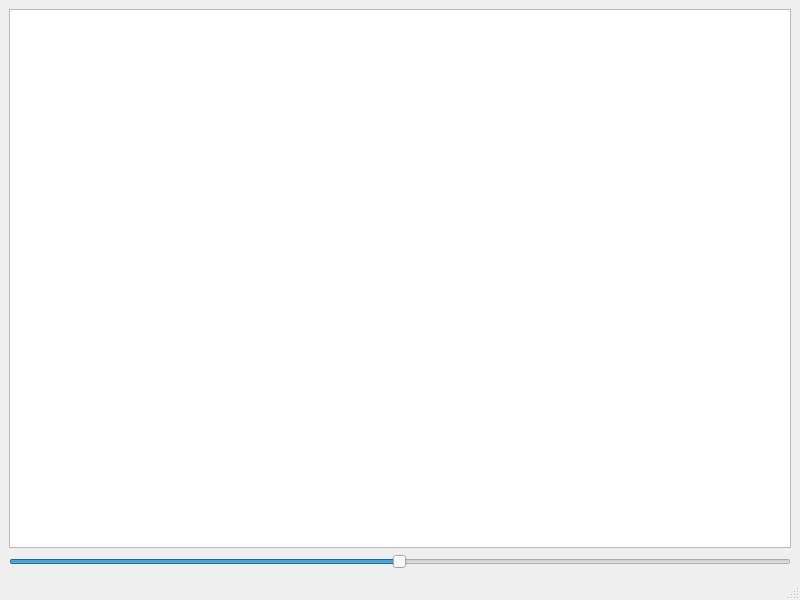
Before: the Qt Designer form MainWindow.ui in arom0808/illustrator-for-graphs, drawn with Qt 5.
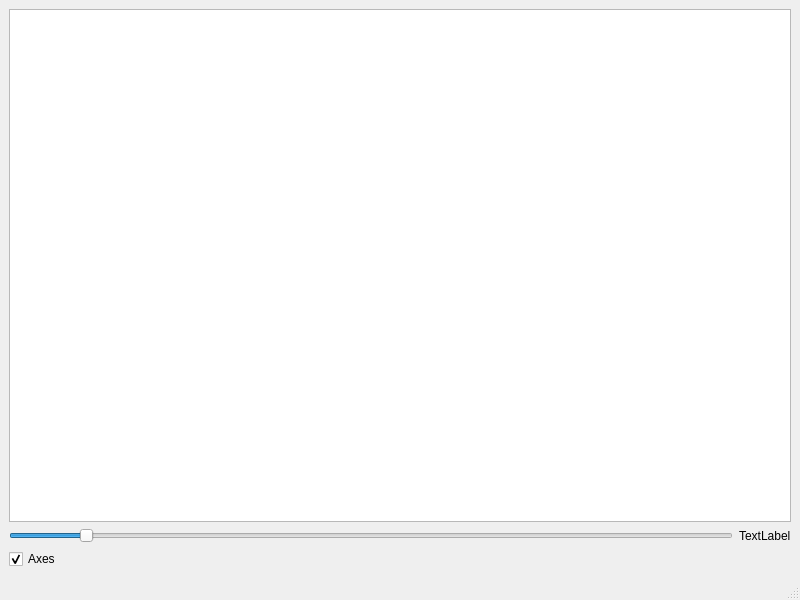
After: the same form once the commit is applied.

Diff of the .ui file:
```diff
--- a/MainWindow.ui
+++ b/MainWindow.ui
@@ -25,30 +25,57 @@
      <widget class="QGraphicsView" name="graphicsView">
       <property name="maximumSize">
        <size>
-        <width>1920</width>
-        <height>1080</height>
+        <width>2560</width>
+        <height>1440</height>
        </size>
       </property>
      </widget>
     </item>
     <item>
+     <layout class="QGridLayout" name="gridLayout">
+      <item row="0" column="1">
+       <widget class="QLabel" name="label">
+        <property name="text">
+         <string>TextLabel</string>
+        </property>
+       </widget>
+      </item>
+      <item row="0" column="0">
      <widget class="QSlider" name="horizontalSlider">
       <property name="minimum">
        <number>1</number>
       </property>
       <property name="maximum">
-       <number>1000</number>
+         <number>500</number>
       </property>
       <property name="pageStep">
        <number>1</number>
       </property>
       <property name="value">
-       <number>500</number>
+         <number>50</number>
+        </property>
+        <property name="tracking">
+         <bool>true</bool>
       </property>
       <property name="orientation">
        <enum>Qt::Horizontal</enum>
       </property>
-     </widget>
+        <property name="tickPosition">
+         <enum>QSlider::NoTicks</enum>
+        </property>
+       </widget>
+      </item>
+      <item row="1" column="0" colspan="2">
+       <widget class="QCheckBox" name="checkBox">
+        <property name="text">
+         <string>Axes</string>
+        </property>
+        <property name="checked">
+         <bool>true</bool>
+        </property>
+       </widget>
+      </item>
+     </layout>
     </item>
    </layout>
   </widget>
```
Left out of the diff: 3 changed lines with no effect on the pictures. Lines whose indentation alone changed are shown as unchanged.
